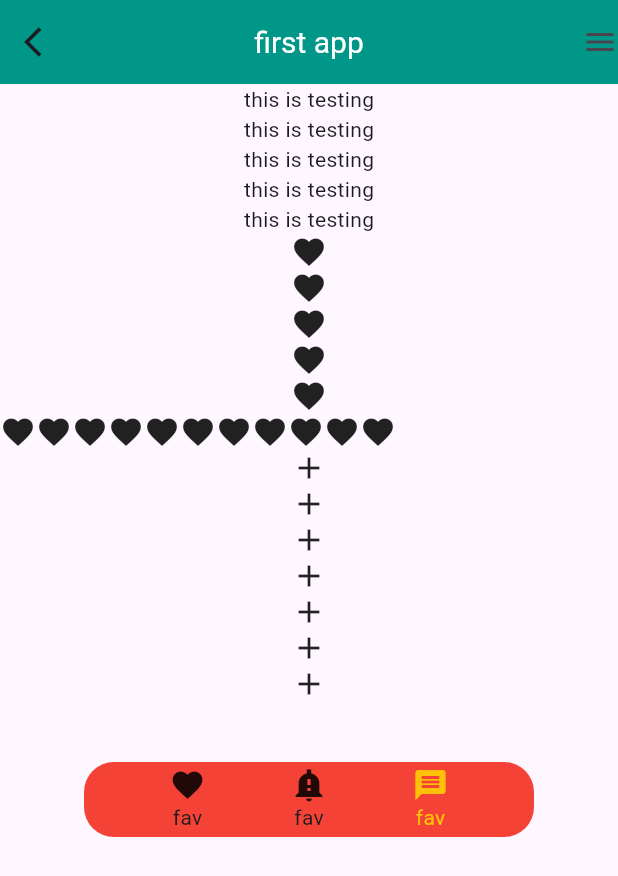
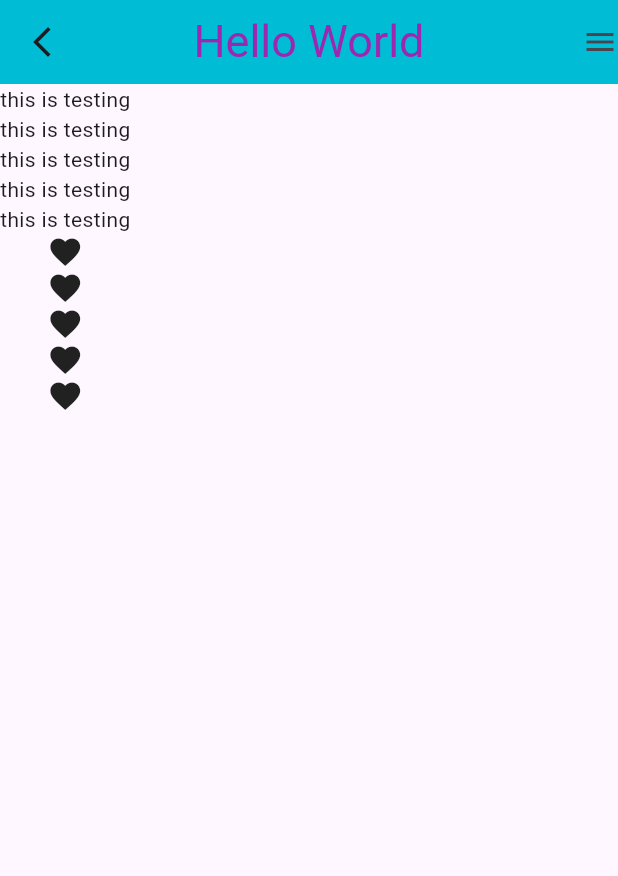
Before and after one commit to Gulshid/Flutter_Appllication_developement, a Flutter app: the screen it shows after launch, on a phone screen of 412 x 824 dp. Shown: the top 876 px of the screen. Run offline on Flutter 3.47's test engine with Material 3 defaults, Android fonts, the phone set to English and light mode, and no system bars.

Commit message:
main.dart

```diff
--- a/UI/UX/flutter_application_1/lib/main.dart
+++ b/UI/UX/flutter_application_1/lib/main.dart
@@ -1,8 +1,7 @@
 import 'package:flutter/material.dart';
 
-
 void main() {
-  runApp(const MyApp());
+  runApp(MyApp());
 }
 
 class MyApp extends StatelessWidget {
@@ -16,28 +15,27 @@ class MyApp extends StatelessWidget {
           colorScheme: ColorScheme.fromSeed(seedColor: Colors.deepPurple),
           useMaterial3: true,
         ),
-        home: HomePage());
+        home: Homepage());
   }
 }
 
-class HomePage extends StatelessWidget {
-  const HomePage({super.key});
+class Homepage extends StatelessWidget {
+  const Homepage({super.key});
 
   @override
   Widget build(BuildContext context) {
-    return Scaffold(
-        appBar: AppBar(
+    return  Scaffold(
+      appBar: AppBar(
+        title: Text('Hello World' ,style: TextStyle(fontSize: 30,color: Colors.purple, )),
+        centerTitle: true,
+        backgroundColor: Colors.cyan,
+        actions: [Icon(Icons.menu)],
+        leading: Icon(Icons.arrow_back_ios_new),
 
-          leading: Icon(Icons.arrow_back_ios),
-          title: Text('first app', style: TextStyle(
-            fontSize: 20,
-            color: Colors.white
-          ),),
-          backgroundColor: Colors.teal,
-          centerTitle: true,
-          actions: [Icon(Icons.menu)],
-        ),
-        body: Column(
+
+      ),
+
+      body:Column(
           // mainAxisAlignment: MainAxisAlignment.,
           crossAxisAlignment: CrossAxisAlignment.center,
           children: [
@@ -51,69 +49,9 @@ class HomePage extends StatelessWidget {
             Icon(Icons.favorite),
             Icon(Icons.favorite),
             Icon(Icons.favorite),
-            Row(
-              // mainAxisAlignment: MainAxisAlignment.start,
-              crossAxisAlignment: CrossAxisAlignment.end,
-              children: [
-                Icon(Icons.favorite),
-                Icon(Icons.favorite),
-                Icon(Icons.favorite),
-                Icon(Icons.favorite),
-                Icon(Icons.favorite),
-                Icon(Icons.favorite),
-                Icon(Icons.favorite),
-                Icon(Icons.favorite),
-                Icon(Icons.favorite),
-                Icon(Icons.favorite),
-                Icon(Icons.favorite),
-              ],
-            ),
-            Icon(Icons.add),
-            Icon(Icons.add),
-            Icon(Icons.add),
-            Icon(Icons.add),
-            Icon(Icons.add),
-            Icon(Icons.add),
-            Icon(Icons.add),
-            SizedBox(height: 40),
-            Container(
-              width: 300,
-              height: 50,
-              decoration: BoxDecoration(
-                borderRadius: BorderRadius.circular(20),
-                color: Colors.red,
-              ),
-              child: const Row(
-                mainAxisAlignment: MainAxisAlignment.spaceEvenly,
-                children: [
-                  Column(
-                    mainAxisAlignment: MainAxisAlignment.center,
-                    children: [Icon(Icons.favorite), Text('fav')],
-                  ),
-                  Column(
-                    mainAxisAlignment: MainAxisAlignment.center,
-                    children: [
-                      Icon(Icons.notification_important_sharp),
-                      Text('fav')
-                    ],
-                  ),
-                  Column(
-                    mainAxisAlignment: MainAxisAlignment.center,
-                    children: [
-                      Icon(
-                        Icons.message,
-                        color: Colors.amber,
-                      ),
-                      Text(
-                        'fav',
-                        style: TextStyle(color: Colors.amber),
-                      )
-                    ],
-                  ),
-                ],
-              ),
-            )
-          ],
-        ));
+          ]
+      ),
+    );
+
   }
 }
```
Also changed, not shown: UI/UX/flutter_application_1/lib/UI_2.dart (deleted).
